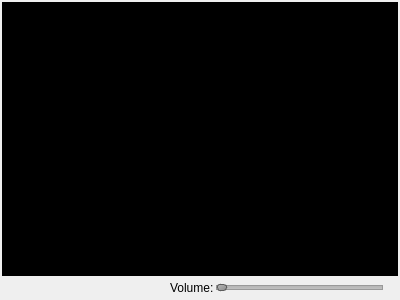
code-google-com/vlc-record, file cplayer.ui: the form before one commit.
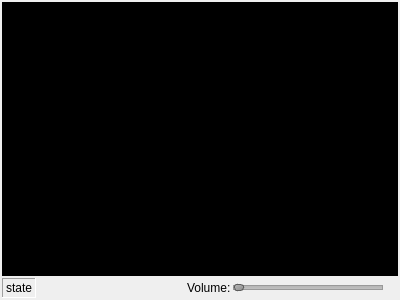
The form after the commit.

Diff of the .ui file:
```diff
--- a/cplayer.ui
+++ b/cplayer.ui
@@ -43,6 +43,19 @@
      <property name="rightMargin">
       <number>15</number>
      </property>
+     <item>
+      <widget class="QLabel" name="labState">
+       <property name="frameShape">
+        <enum>QFrame::Panel</enum>
+       </property>
+       <property name="frameShadow">
+        <enum>QFrame::Sunken</enum>
+       </property>
+       <property name="text">
+        <string>state</string>
+       </property>
+      </widget>
+     </item>
      <item>
       <spacer name="horizontalSpacer">
        <property name="orientation">
@@ -65,6 +78,18 @@
      </item>
      <item>
       <widget class="QSlider" name="volSlider">
+       <property name="minimumSize">
+        <size>
+         <width>150</width>
+         <height>0</height>
+        </size>
+       </property>
+       <property name="maximumSize">
+        <size>
+         <width>150</width>
+         <height>16777215</height>
+        </size>
+       </property>
        <property name="styleSheet">
         <string notr="true">QSlider::groove:horizontal {
      border: 1px solid #999999;
```
